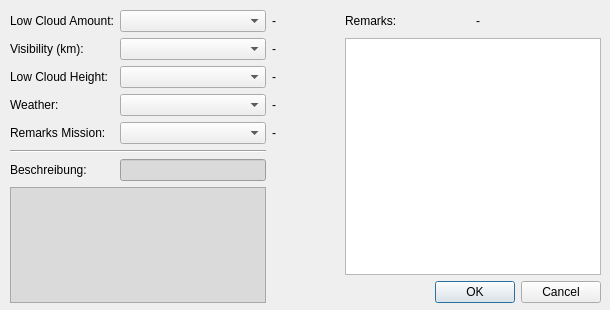
This is APIS/forms/apis_weather_form.ui in APIS-Luftbildarchiv/APIS as Qt 5 draws it before an edit. The edited form follows.
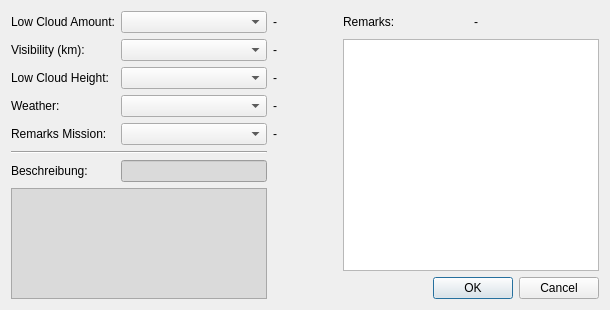
This is the edited form.

```diff
--- a/APIS/forms/apis_weather_form.ui
+++ b/APIS/forms/apis_weather_form.ui
@@ -31,15 +31,8 @@
   <property name="modal">
    <bool>true</bool>
   </property>
-  <widget class="QWidget" name="gridLayoutWidget">
-   <property name="geometry">
-    <rect>
-     <x>10</x>
-     <y>10</y>
-     <width>591</width>
-     <height>293</height>
-    </rect>
-   </property>
+  <layout class="QGridLayout" name="gridLayout_2">
+   <item row="0" column="0">
    <layout class="QGridLayout" name="gridLayout">
     <property name="sizeConstraint">
      <enum>QLayout::SetMaximumSize</enum>
@@ -218,7 +211,8 @@
      </spacer>
     </item>
    </layout>
-  </widget>
+   </item>
+  </layout>
  </widget>
  <resources>
   <include location="resource.qrc"/>
```
Left out of the diff: 2 changed lines with no effect on the pictures. Lines whose indentation alone changed are shown as unchanged.
